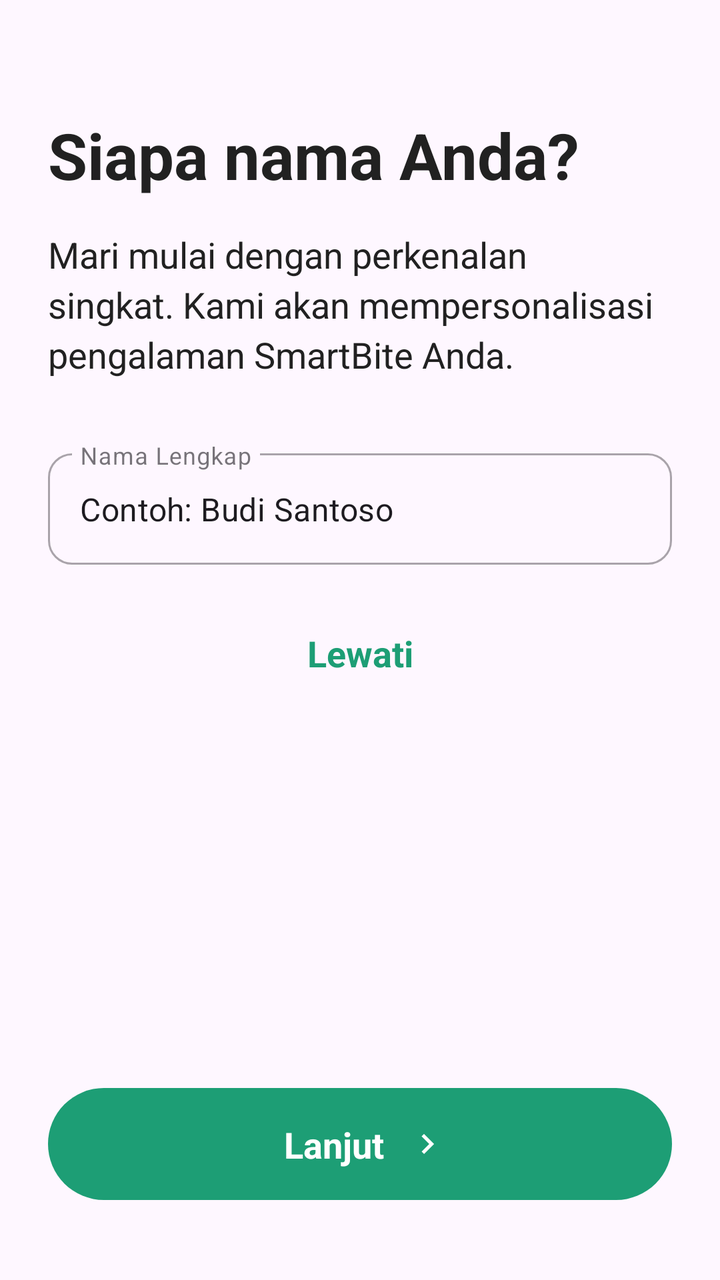
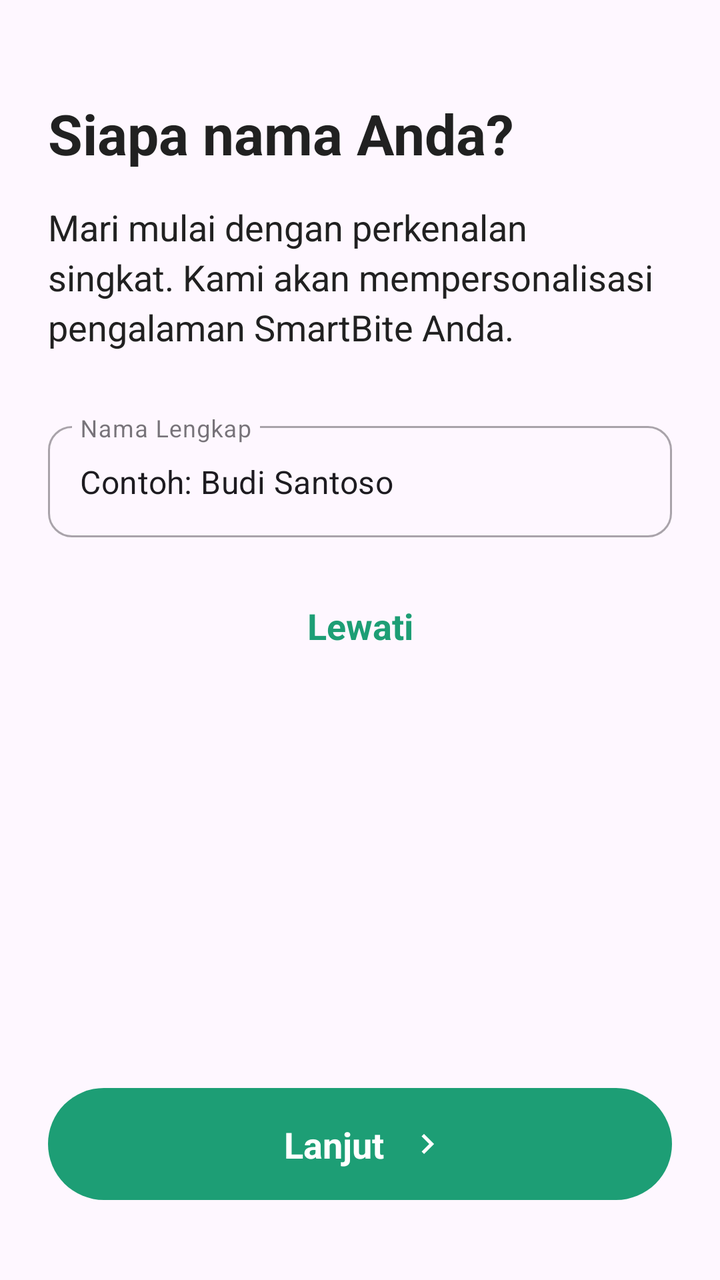

Screens rendered from an Android XML layout before and after an edit, with the pre-edit source and the edit as a unified diff.
<!-- AndroidManifest.xml: application theme Theme.SmartBite -->
<!-- res/layout/fragment_onboarding_name.xml -->
<?xml version="1.0" encoding="utf-8"?>
<androidx.constraintlayout.widget.ConstraintLayout xmlns:android="http://schemas.android.com/apk/res/android"
    xmlns:app="http://schemas.android.com/apk/res-auto"
    xmlns:tools="http://schemas.android.com/tools"
    android:layout_width="match_parent"
    android:layout_height="match_parent"
    android:padding="24dp">

    <TextView
        android:id="@+id/tv_title"
        android:layout_width="match_parent"
        android:layout_height="wrap_content"
        android:layout_marginTop="32dp"
        android:text="Siapa nama Anda?"
        android:textColor="@color/text_primary"
        android:textSize="32sp"
        android:textStyle="bold"
        app:layout_constraintTop_toTopOf="parent" />

    <TextView
        android:id="@+id/tv_subtitle"
        android:layout_width="match_parent"
        android:layout_height="wrap_content"
        android:layout_marginTop="16dp"
        android:lineSpacingExtra="4sp"
        android:text="Mari mulai dengan perkenalan singkat. Kami akan mempersonalisasi pengalaman SmartBite Anda."
        android:textColor="@color/text_primary"
        android:textSize="18sp"
        app:layout_constraintTop_toBottomOf="@id/tv_title" />

    <com.google.android.material.textfield.TextInputLayout
        android:id="@+id/til_name"
        style="@style/Widget.MaterialComponents.TextInputLayout.OutlinedBox"
        android:layout_width="match_parent"
        android:layout_height="wrap_content"
        android:layout_marginTop="32dp"
        android:hint="Nama Lengkap"
        app:boxCornerRadiusBottomEnd="12dp"
        app:boxCornerRadiusBottomStart="12dp"
        app:boxCornerRadiusTopEnd="12dp"
        app:boxCornerRadiusTopStart="12dp"
        app:layout_constraintTop_toBottomOf="@id/tv_subtitle">

        <com.google.android.material.textfield.TextInputEditText
            android:id="@+id/edt_name"
            android:layout_width="match_parent"
            android:layout_height="wrap_content"
            android:inputType="textPersonName"
            android:text="Contoh: Budi Santoso" />
    </com.google.android.material.textfield.TextInputLayout>

    <TextView
        android:id="@+id/btn_skip"
        android:layout_width="wrap_content"
        android:layout_height="wrap_content"
        android:layout_marginTop="24dp"
        android:padding="8dp"
        android:text="Lewati"
        android:textColor="@color/brand_green"
        android:textSize="18sp"
        android:textStyle="bold"
        app:layout_constraintEnd_toEndOf="parent"
        app:layout_constraintStart_toStartOf="parent"
        app:layout_constraintTop_toBottomOf="@id/til_name" />

    <androidx.constraintlayout.widget.ConstraintLayout
        android:id="@+id/btn_next"
        android:layout_width="match_parent"
        android:layout_height="56dp"
        android:layout_marginBottom="16dp"
        android:background="@drawable/onboarding_button_bg"
        android:clickable="true"
        android:focusable="true"
        app:layout_constraintBottom_toBottomOf="parent">

        <TextView
            android:layout_width="wrap_content"
            android:layout_height="wrap_content"
            android:text="Lanjut"
            android:textColor="@color/white"
            android:textSize="18sp"
            android:textStyle="bold"
            app:layout_constraintBottom_toBottomOf="parent"
            app:layout_constraintEnd_toEndOf="parent"
            app:layout_constraintHorizontal_bias="0.45"
            app:layout_constraintStart_toStartOf="parent"
            app:layout_constraintTop_toTopOf="parent" />

        <ImageView
            android:layout_width="20dp"
            android:layout_height="20dp"
            android:layout_marginStart="8dp"
            android:src="@drawable/ic_chevron_right"
            app:layout_constraintBottom_toBottomOf="parent"
            app:layout_constraintStart_toEndOf="@id/guideline_center"
            app:layout_constraintTop_toTopOf="parent"
            app:tint="@color/white" />

        <androidx.constraintlayout.widget.Guideline
            android:id="@+id/guideline_center"
            android:layout_width="wrap_content"
            android:layout_height="wrap_content"
            android:orientation="vertical"
            app:layout_constraintGuide_percent="0.55" />

    </androidx.constraintlayout.widget.ConstraintLayout>

</androidx.constraintlayout.widget.ConstraintLayout>
<!-- resources referenced by this layout -->
<resources>
  <color name="brand_green">#1D9E75</color>
  <color name="text_primary">#212121</color>
  <color name="white">#FFFFFFFF</color>
  <!-- drawable ic_chevron_right (drawable) -->
  <?xml version="1.0" encoding="utf-8"?>
  <vector xmlns:android="http://schemas.android.com/apk/res/android"
      android:width="24dp"
      android:height="24dp"
      android:viewportWidth="24"
      android:viewportHeight="24">
      <path
          android:fillColor="#9E9E9E"
          android:pathData="M10,6L8.59,7.41L13.17,12l-4.58,4.59L10,18l6,-6z" />
  </vector>
  <!-- drawable onboarding_button_bg (drawable) -->
  <?xml version="1.0" encoding="utf-8"?>
  <ripple xmlns:android="http://schemas.android.com/apk/res/android"
      android:color="#40FFFFFF">
      <item>
          <shape android:shape="rectangle">
              <solid android:color="@color/brand_green" />
              <corners android:radius="100dp" />
          </shape>
      </item>
  </ripple>
  <style name="Theme.SmartBite" parent="Theme.Material3.DayNight.NoActionBar">
          
          <item name="colorPrimary">@color/purple_500</item>
          <item name="colorOnPrimary">@color/white</item>
          
          <item name="colorSecondary">@color/teal_200</item>
          <item name="colorOnSecondary">@color/black</item>
          
          <item name="colorSecondaryContainer">@color/nav_glow_green</item>
          <item name="colorOnSecondaryContainer">@color/nav_active_green</item>
          
          <item name="android:statusBarColor">@android:color/transparent</item>
          <item name="android:navigationBarColor">@android:color/transparent</item>
          <item name="android:windowLayoutInDisplayCutoutMode" tools:targetApi="o_mr1">shortEdges</item>
          
      </style>
  <color name="purple_500">#3F7E03</color>
  <color name="teal_200">#FF03DAC5</color>
  <color name="black">#FF000000</color>
  <color name="nav_glow_green">#1A34A853</color>
  <color name="nav_active_green">#34A853</color>
</resources>

<!-- the commit's change to res/layout/fragment_onboarding_name.xml (unified diff, before → after) -->
@@ -10,10 +10,10 @@
         android:id="@+id/tv_title"
         android:layout_width="match_parent"
         android:layout_height="wrap_content"
-        android:layout_marginTop="32dp"
+        android:layout_marginTop="24dp"
         android:text="Siapa nama Anda?"
         android:textColor="@color/text_primary"
-        android:textSize="32sp"
+        android:textSize="28sp"
         android:textStyle="bold"
         app:layout_constraintTop_toTopOf="parent" />
 
